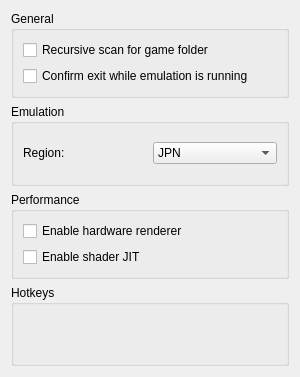
First picture: the form in src/citra_qt/configure_general.ui, repository PabloMK7/citra, before the edit.
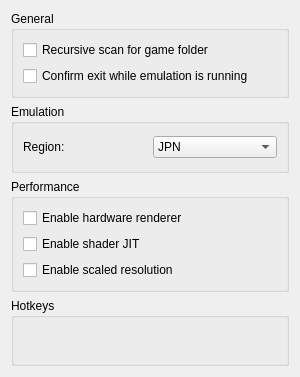
Second picture: the form after the edit. Custom widgets are drawn as their Qt base class.

Commit message: Config: Add scaled resolution option

Patch:
```diff
--- a/src/citra_qt/configure_general.ui
+++ b/src/citra_qt/configure_general.ui
@@ -128,6 +128,13 @@
             </property>
            </widget>
           </item>
+          <item>
+           <widget class="QCheckBox" name="toogle_scaled_resolution">
+            <property name="text">
+             <string>Enable scaled resolution</string>
+            </property>
+           </widget>
+          </item>
          </layout>
         </item>
        </layout>
```
The commit also changes 8 other files.
